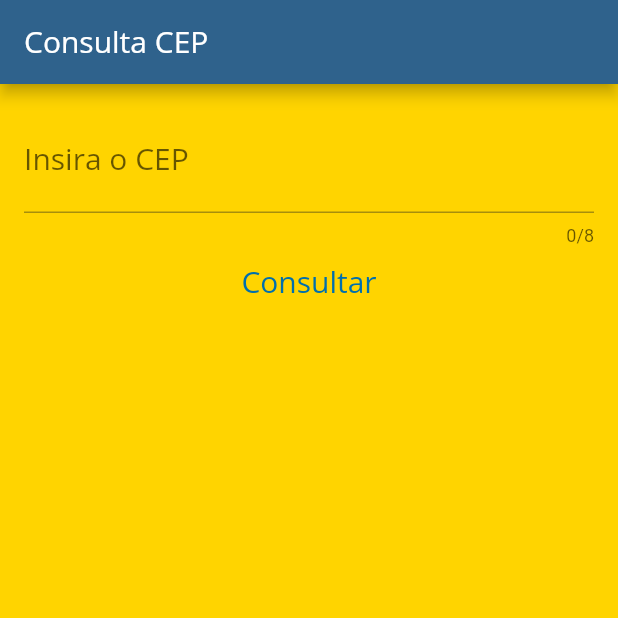
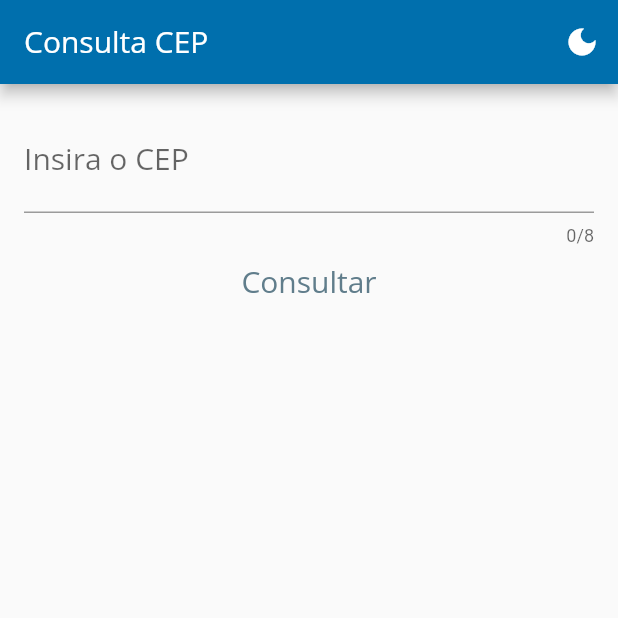
Before and after one commit to gianlucampos/consulta_cep_app, a Flutter app: the screen it shows after launch, on a phone screen of 412 x 824 dp, the top half of it. Run offline on Flutter 3.47's test engine with Material 2 defaults, Android fonts, the phone set to English and light mode, and no system bars; our stand-ins replace google_fonts; missing offline and left inert: uno.

Commit message:
Adicionando botão para alteração de tema

```diff
--- /dev/null
+++ b/lib/core/app_globals.dart
@@ -0,0 +1,5 @@
+library config.globals;
+
+import 'package:consulta_cep_app/providers/my_theme.dart';
+
+MyTheme currentTheme = MyTheme();
--- a/lib/core/app_text_styles.dart
+++ b/lib/core/app_text_styles.dart
@@ -47,19 +47,19 @@ class AppTextStyles {
   );
 
   static final TextStyle body20 = GoogleFonts.openSans(
-    color: AppColors.blue,
+    color: AppColors.grey,
     fontSize: 20,
     fontWeight: FontWeight.normal,
   );
 
   static final TextStyle bodyBold20 = GoogleFonts.openSans(
-    color: AppColors.blue,
+    color: AppColors.grey,
     fontSize: 20,
     fontWeight: FontWeight.normal,
   );
 
   static final TextStyle bodyBold30 = GoogleFonts.openSans(
-    color: AppColors.blue,
+    color: AppColors.grey,
     fontSize: 40,
     fontWeight: FontWeight.w600,
   );
@@ -70,7 +70,7 @@ class AppTextStyles {
     fontWeight: FontWeight.normal,
   );
   static final TextStyle body11 = GoogleFonts.openSans(
-    color: AppColors.blue,
+    color: AppColors.grey,
     fontSize: 11,
     fontWeight: FontWeight.normal,
   );
--- a/lib/core/app_widget.dart
+++ b/lib/core/app_widget.dart
@@ -1,18 +1,37 @@
+import 'dart:developer';
+
 import 'package:consulta_cep_app/core/app_colors.dart';
+import 'package:consulta_cep_app/core/app_globals.dart';
 import 'package:consulta_cep_app/splash/splash_page_animated.dart';
 import 'package:flutter/material.dart';
 
-class AppWidget extends StatelessWidget {
+class AppWidget extends StatefulWidget {
   const AppWidget({Key? key}) : super(key: key);
+
+  @override
+  State<AppWidget> createState() => _AppWidgetState();
+}
+
+class _AppWidgetState extends State<AppWidget> {
+  @override
+  void initState() {
+    super.initState();
+    currentTheme.addListener(() {
+      log('Changing Theme');
+      setState(() {});
+    });
+  }
 
   @override
   Widget build(BuildContext context) {
     return MaterialApp(
       debugShowCheckedModeBanner: false,
-      theme: ThemeData.from(
-        colorScheme: ColorScheme.fromSeed(seedColor: AppColors.blue),
+      theme: ThemeData(
+        appBarTheme: AppBarTheme(backgroundColor: AppColors.blue),
+        // scaffoldBackgroundColor: AppColors.yellow,
       ),
       darkTheme: ThemeData.dark(),
+      themeMode: currentTheme.currentTheme(),
       title: "Consulta CEP",
       // home: const SplashPage(),
       home: SplashPageAnimated(),
--- a/lib/endereco/endereco_page.dart
+++ b/lib/endereco/endereco_page.dart
@@ -21,7 +21,6 @@ class _EnderecoPageState extends State<EnderecoPage> {
     return Scaffold(
       appBar: AppBar(title: Text("Resultados", style: AppTextStyles.titleBold)),
       body: Container(
-        color: AppColors.yellow,
         child: Center(
           child: FutureBuilder<EnderecoModel>(
             future: service.getEndereco(widget.numeroCep),
--- a/lib/home/home_page.dart
+++ b/lib/home/home_page.dart
@@ -1,4 +1,4 @@
-import 'package:consulta_cep_app/core/app_colors.dart';
+import 'package:consulta_cep_app/core/app_globals.dart';
 import 'package:consulta_cep_app/core/app_text_styles.dart';
 import 'package:consulta_cep_app/endereco/endereco_page.dart';
 import 'package:flutter/material.dart';
@@ -23,9 +23,16 @@ class _HomePageState extends State<HomePage> {
   @override
   Widget build(BuildContext context) {
     return Scaffold(
-      backgroundColor: AppColors.yellow,
+      // backgroundColor: AppColors.yellow,
       appBar: AppBar(
         title: Text("Consulta CEP", style: AppTextStyles.title),
+        actions: [
+          IconButton(
+              onPressed: () {
+                currentTheme.switchTheme();
+              },
+              icon: Icon(Icons.dark_mode)),
+        ],
       ),
       body: Padding(
         padding: const EdgeInsets.all(16.0),
--- a/lib/splash/splash_page.dart
+++ b/lib/splash/splash_page.dart
@@ -15,7 +15,7 @@ class SplashPage extends StatelessWidget {
             ));
     return Scaffold(
       body: Container(
-        color: AppColors.yellow,
+        color: AppColors.blue,
         child: Center(
           child: Image.asset(AppImages.logo),
         ),
--- a/lib/splash/splash_page_animated.dart
+++ b/lib/splash/splash_page_animated.dart
@@ -49,7 +49,7 @@ class SplashPageAnimatedState extends State<SplashPageAnimated>
   @override
   Widget build(BuildContext context) {
     return Scaffold(
-      backgroundColor: AppColors.yellow,
+      backgroundColor: AppColors.blue,
       body: Stack(
         fit: StackFit.expand,
         children: <Widget>[
```
Also changed, not shown: lib/providers/my_theme.dart (added, +16 -0 lines).
